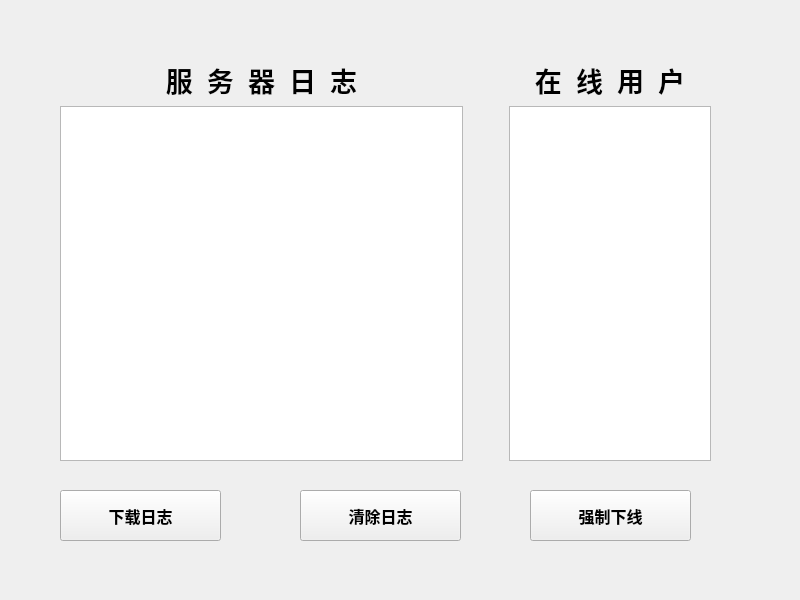
This is IBServer/mywidget.ui in AGuan177/QTice as Qt 5 draws it before an edit. The edited form follows.
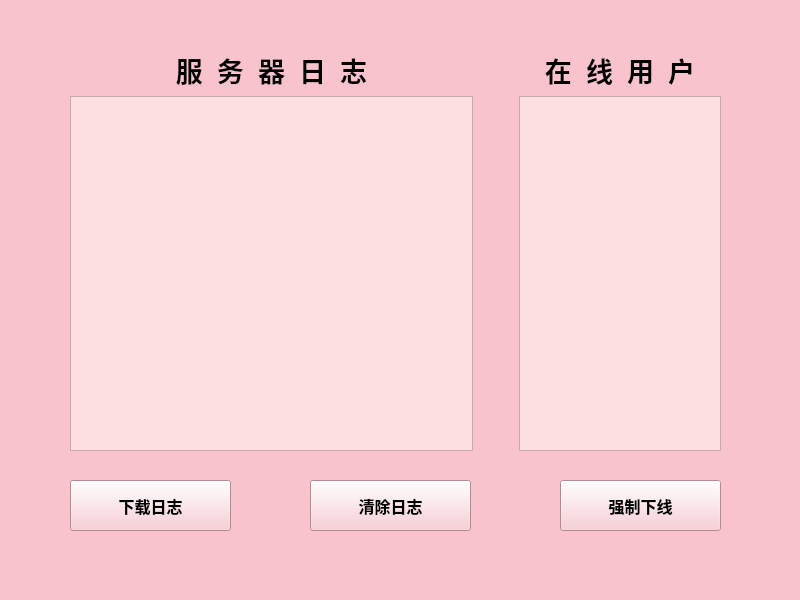
This is the edited form.

Commit message: x16.server_outlook

Diff of the .ui file:
```diff
--- a/IBServer/mywidget.ui
+++ b/IBServer/mywidget.ui
@@ -17,13 +17,13 @@
    <bool>false</bool>
   </property>
   <property name="styleSheet">
-   <string notr="true">background-color:&quot;#ffffff&quot;;</string>
+   <string notr="true">background-color:#F8C3CD</string>
   </property>
   <widget class="QWidget" name="gridLayoutWidget">
    <property name="geometry">
     <rect>
-     <x>60</x>
-     <y>60</y>
+     <x>70</x>
+     <y>50</y>
      <width>651</width>
      <height>401</height>
     </rect>
@@ -55,6 +55,9 @@
         <pointsize>11</pointsize>
        </font>
       </property>
+      <property name="styleSheet">
+       <string notr="true">background-color:#FEDFE1 </string>
+      </property>
      </widget>
     </item>
     <item row="2" column="1">
@@ -110,6 +113,9 @@
         <pointsize>11</pointsize>
        </font>
       </property>
+      <property name="styleSheet">
+       <string notr="true">background-color:#FEDFE1 </string>
+      </property>
      </widget>
     </item>
     <item row="1" column="0">
@@ -135,8 +141,8 @@
   <widget class="QPushButton" name="download_log">
    <property name="geometry">
     <rect>
-     <x>60</x>
-     <y>490</y>
+     <x>70</x>
+     <y>480</y>
      <width>161</width>
      <height>51</height>
     </rect>
@@ -156,8 +162,8 @@
   <widget class="QPushButton" name="clear_log">
    <property name="geometry">
     <rect>
-     <x>300</x>
-     <y>490</y>
+     <x>310</x>
+     <y>480</y>
      <width>161</width>
      <height>51</height>
     </rect>
@@ -177,8 +183,8 @@
   <widget class="QPushButton" name="kick_user">
    <property name="geometry">
     <rect>
-     <x>530</x>
-     <y>490</y>
+     <x>560</x>
+     <y>480</y>
      <width>161</width>
      <height>51</height>
     </rect>
```
